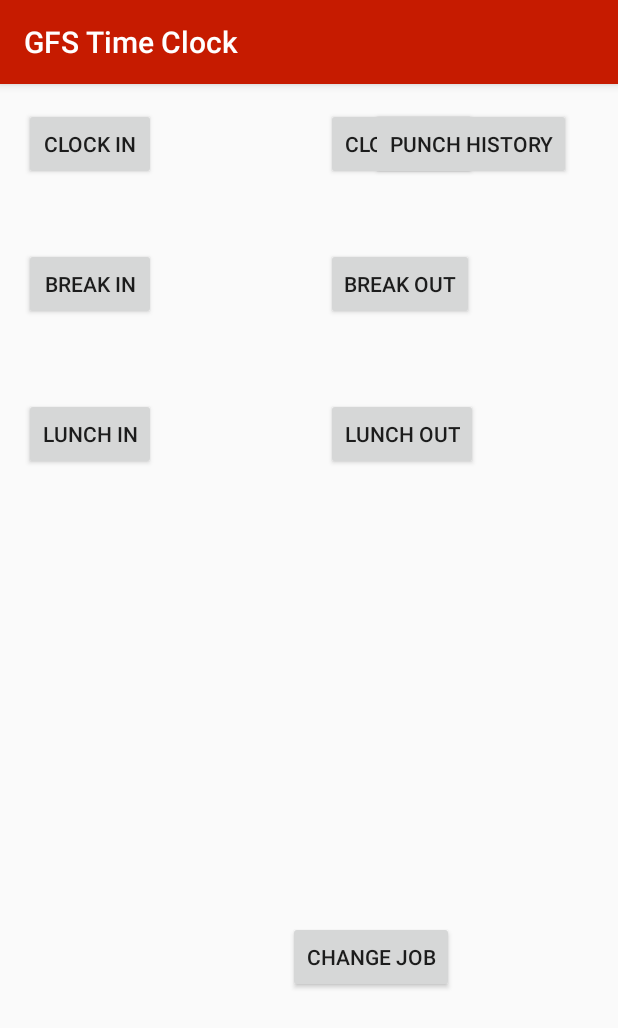
After one commit to ehsanrahman2/GFSClock, an Android app: the OptionsScreen screen opened directly, with no data from a screen before it, on a phone screen of 412 x 824 dp. The commit adds this screen. Shown: the top 1028 px of the screen. Run offline under Robolectric (Android 15) with nearby library versions, the phone set to English and light mode, and no system bars.

Commit message:
an activity for OptionsScreen

```diff
--- a/GFSTimeClock/app/src/main/AndroidManifest.xml
+++ b/GFSTimeClock/app/src/main/AndroidManifest.xml
@@ -7,6 +7,7 @@
         android:icon="@mipmap/ic_launcher"
         android:label="@string/app_name"
         android:supportsRtl="true"
+        android:screenOrientation="portrait"
         android:theme="@style/AppTheme">
         <activity android:name=".ScanBadge">
             <intent-filter>
@@ -15,6 +16,8 @@
                 <category android:name="android.intent.category.LAUNCHER" />
             </intent-filter>
         </activity>
+        <activity android:name=".OptionsScreen">
+        </activity>
     </application>
 
 </manifest>
--- /dev/null
+++ b/GFSTimeClock/app/src/main/java/com/github/gfsclock/gfstimeclock/OptionsScreen.java
@@ -0,0 +1,14 @@
+package com.github.gfsclock.gfstimeclock;
+
+import android.support.v4.content.pm.ActivityInfoCompat;
+import android.support.v7.app.AppCompatActivity;
+import android.os.Bundle;
+
+public class OptionsScreen extends AppCompatActivity {
+
+    @Override
+    protected void onCreate(Bundle savedInstanceState) {
+        super.onCreate(savedInstanceState);
+        setContentView(R.layout.activity_options_screen);
+    }
+}
--- a/GFSTimeClock/app/src/main/java/com/github/gfsclock/gfstimeclock/ScanBadge.java
+++ b/GFSTimeClock/app/src/main/java/com/github/gfsclock/gfstimeclock/ScanBadge.java
@@ -26,12 +26,15 @@ public class ScanBadge extends AppCompatActivity {
 
     @Override
     protected void onActivityResult(int requestCode, int resultCode, Intent data) {
+        // String scanContents = null; this should be a local string to handle scan results
         IntentResult result = IntentIntegrator.parseActivityResult(requestCode, resultCode, data);
         if(result != null) {
             if(result.getContents() == null) {
                 Log.d("ScanBadge", "Cancelled scan");
                 Toast.makeText(this, "Cancelled", Toast.LENGTH_LONG).show();
             } else {
+
+
                 Log.d("ScanBadge", "Scanned");
                 Toast.makeText(this, "Scanned: " + result.getContents(), Toast.LENGTH_LONG).show();
             }
--- /dev/null
+++ b/GFSTimeClock/app/src/main/res/layout/activity_options_screen.xml
@@ -0,0 +1,89 @@
+<?xml version="1.0" encoding="utf-8"?>
+<RelativeLayout xmlns:android="http://schemas.android.com/apk/res/android"
+    xmlns:tools="http://schemas.android.com/tools"
+    android:id="@+id/activity_options_screen"
+    android:layout_width="match_parent"
+    android:layout_height="match_parent"
+    android:paddingBottom="@dimen/activity_vertical_margin"
+    android:paddingLeft="@dimen/activity_horizontal_margin"
+    android:paddingRight="@dimen/activity_horizontal_margin"
+    android:paddingTop="@dimen/activity_vertical_margin"
+    tools:context="com.github.gfsclock.gfstimeclock.OptionsScreen">
+
+
+
+    <Button
+        android:layout_width="wrap_content"
+        android:layout_height="wrap_content"
+        android:id="@+id/ClockInButton"
+        android:text="@string/clock_in_button"
+        android:layout_alignParentEnd="false"
+        android:layout_alignParentTop="false"
+        tools:layout_alignParentTop="false"
+        android:layout_alignParentStart="false" />
+
+    <Button
+        android:text="@string/break_in_button"
+        android:layout_width="wrap_content"
+        android:layout_height="wrap_content"
+        android:layout_below="@+id/ClockInButton"
+        android:layout_alignParentStart="true"
+        android:layout_marginTop="45dp"
+        android:id="@+id/BreakInButton" />
+
+    <Button
+        android:text="@string/lunch_in_button"
+        android:layout_width="wrap_content"
+        android:layout_height="wrap_content"
+        android:layout_below="@+id/BreakInButton"
+        android:layout_alignEnd="@+id/BreakInButton"
+        android:layout_marginTop="52dp"
+        android:id="@+id/LunchInButton" />
+
+    <Button
+        android:text="@string/clock_out_button"
+        android:layout_width="wrap_content"
+        android:layout_height="wrap_content"
+        android:layout_alignParentTop="true"
+        android:layout_toEndOf="@+id/ClockInButton"
+        android:layout_marginStart="113dp"
+        android:id="@+id/ClockOutButton" />
+
+    <Button
+        android:text="@string/break_out_button"
+        android:layout_width="wrap_content"
+        android:layout_height="wrap_content"
+        android:id="@+id/BreakOutButton"
+        android:layout_alignBaseline="@+id/BreakInButton"
+        android:layout_alignBottom="@+id/BreakInButton"
+        android:layout_alignStart="@+id/ClockOutButton" />
+
+    <Button
+        android:text="@string/lunch_out_button"
+        android:layout_width="wrap_content"
+        android:layout_height="wrap_content"
+        android:layout_alignBottom="@+id/LunchInButton"
+        android:layout_alignStart="@+id/BreakOutButton"
+        android:id="@+id/LunchOutButton" />
+
+    <Button
+        android:text="@string/punch_history_button"
+        android:layout_width="wrap_content"
+        android:layout_height="wrap_content"
+        android:layout_alignParentTop="true"
+        android:layout_alignParentEnd="true"
+        android:layout_marginEnd="15dp"
+        android:id="@+id/PunchHistoryButton" />
+
+    <Button
+        android:text="@string/change_job_button"
+        android:layout_width="wrap_content"
+        android:layout_height="wrap_content"
+        android:layout_alignParentBottom="true"
+        android:layout_alignEnd="@+id/PunchHistoryButton"
+        android:layout_marginEnd="78dp"
+        android:layout_marginBottom="146dp"
+        android:id="@+id/ChangeJobButton" />
+
+
+</RelativeLayout>
--- a/GFSTimeClock/app/src/main/res/values/strings.xml
+++ b/GFSTimeClock/app/src/main/res/values/strings.xml
@@ -1,4 +1,12 @@
 <resources>
     <string name="app_name">GFS Time Clock</string>
     <string name="scan_badge">Scan badge</string>
+    <string name="clock_in_button">Clock in</string>
+    <string name="clock_out_button">Clock out</string>
+    <string name="break_in_button">Break in</string>
+    <string name="break_out_button">Break out</string>
+    <string name="lunch_in_button">Lunch in</string>
+    <string name="lunch_out_button">Lunch out</string>
+    <string name="punch_history_button">Punch history</string>
+    <string name="change_job_button">Change job</string>
 </resources>
```
